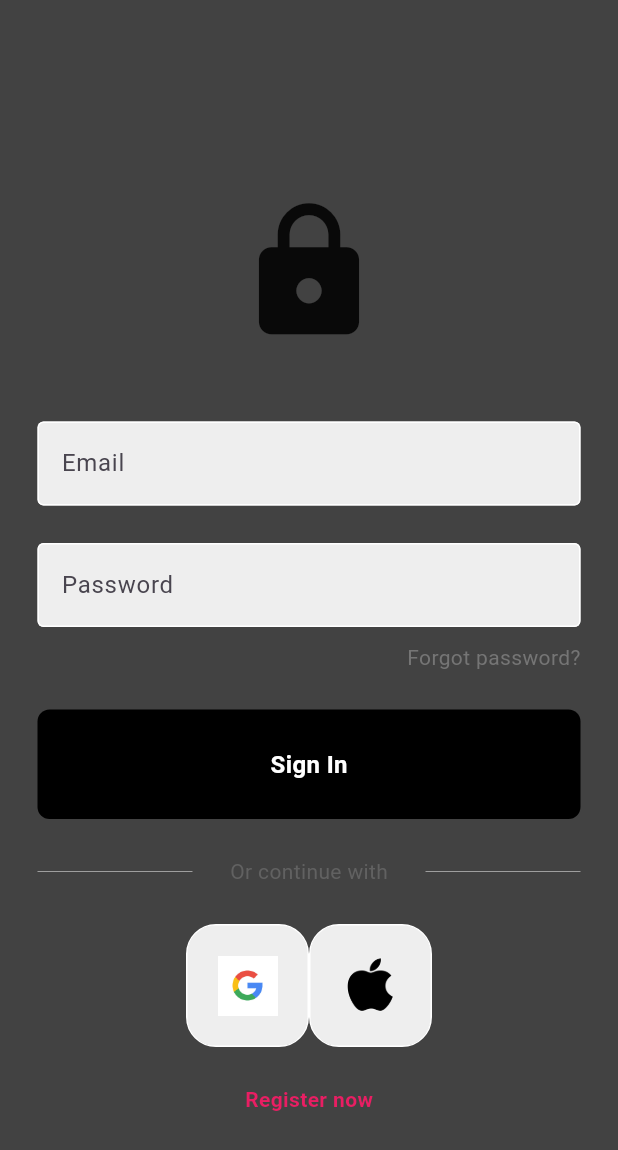
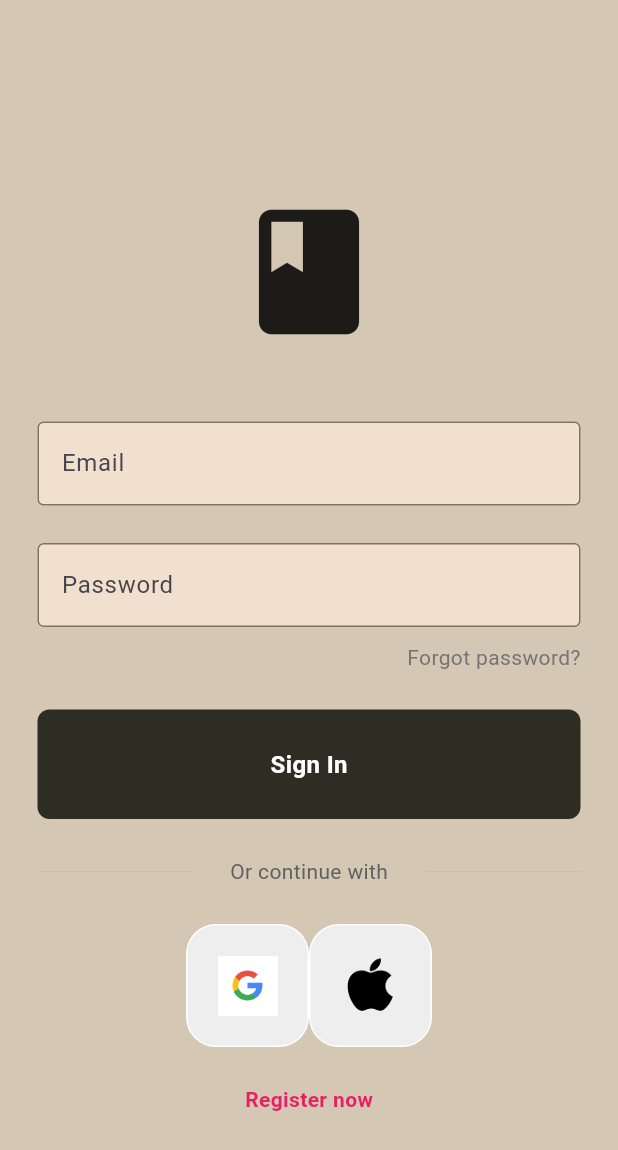
Before and after one commit to oosinis/book-shelf, a Flutter app: the screen it shows after launch, on a phone screen of 412 x 824 dp. Shown: the top 1150 px of the screen. Run offline on Flutter 3.47's test engine with Material 3 defaults, Android fonts, the phone set to English and light mode, and no system bars; our stand-ins replace cloud_firestore, firebase_auth, firebase_core, google_fonts, google_nav_bar, google_sign_in and 1 more; accounts and stored records are empty.

Commit message:
update setup

```diff
--- a/lib/components/custom_text.dart
+++ b/lib/components/custom_text.dart
@@ -1,3 +1,4 @@
+import 'package:book_shelf/theme.dart';
 import 'package:flutter/material.dart';
 
 class CustomText extends StatelessWidget {
@@ -16,12 +17,12 @@ class CustomText extends StatelessWidget {
         obscureText: obscureText,
         decoration: InputDecoration(
           enabledBorder: const OutlineInputBorder(
-            borderSide: BorderSide(color: Colors.white),
+            borderSide: BorderSide(color: CustomTheme.color5),
           ),
           focusedBorder: OutlineInputBorder(
-            borderSide: BorderSide(color: Colors.grey.shade400),
+            borderSide: BorderSide(color: CustomTheme.color2),
           ),
-          fillColor: Colors.grey.shade200,
+          fillColor: CustomTheme.color6,
           filled: true,
           hintText: hindText,
         ),
--- a/lib/components/my_button.dart
+++ b/lib/components/my_button.dart
@@ -1,3 +1,4 @@
+import 'package:book_shelf/theme.dart';
 import 'package:flutter/material.dart';
 
 class MyButton extends StatelessWidget {
@@ -14,7 +15,7 @@ class MyButton extends StatelessWidget {
         padding: const EdgeInsets.all(25),
         margin: const EdgeInsets.symmetric(horizontal: 25),
         decoration: BoxDecoration(
-          color: Colors.black,
+          color: CustomTheme.color2,
           borderRadius: BorderRadius.circular(8),
         ),
         child: Center(
--- a/lib/components/tile_comp.dart
+++ b/lib/components/tile_comp.dart
@@ -18,10 +18,6 @@ class TileComp extends StatelessWidget {
       child: Column(
         crossAxisAlignment: CrossAxisAlignment.start,
         children: [
-          Image.asset(
-            tile.imagePath,
-            height: 140,
-          ),
           Text(
             tile.title,
             style:
--- a/lib/main.dart
+++ b/lib/main.dart
@@ -1,6 +1,5 @@
 import 'package:firebase_core/firebase_core.dart';
 import 'package:flutter/material.dart';
-
 import 'firebase_options.dart';
 import 'pages/auth/auth_page.dart';
 
--- a/lib/models/book.dart
+++ b/lib/models/book.dart
@@ -13,7 +13,7 @@ class Book {
     return Book(
       name: data['name'],
       author: data['author'],
-      description: data['color']
+      description: data['description']
     );
   }
 }
--- a/lib/models/tile.dart
+++ b/lib/models/tile.dart
@@ -1,11 +1,9 @@
 class Tile {
   String title;
   String description;
-  String imagePath;
 
   Tile({
     required this.title,
     required this.description,
-    required this.imagePath,
   });
 }
--- a/lib/pages/auth/login_page.dart
+++ b/lib/pages/auth/login_page.dart
@@ -1,3 +1,4 @@
+import 'package:book_shelf/theme.dart';
 import 'package:firebase_auth/firebase_auth.dart';
 import 'package:flutter/material.dart';
 
@@ -62,17 +63,17 @@ class _LoginPageState extends State<LoginPage> {
   @override
   Widget build(BuildContext context) {
     return Scaffold(
-      backgroundColor: Colors.grey[800],
+      backgroundColor: CustomTheme.color1,
       body: SafeArea(
         child: Center(
           child: SingleChildScrollView(
             child: Column(
-              //mainAxisAlignment: MainAxisAlignment.center,
+              mainAxisAlignment: MainAxisAlignment.center,
               children: [
                 const SizedBox(height: 50),
                 // icon
                 const Icon(
-                  Icons.lock,
+                  Icons.book,
                   size: 100,
                 ),
                 const SizedBox(height: 50),
--- a/lib/services/firestore.dart
+++ b/lib/services/firestore.dart
@@ -4,14 +4,14 @@ import '../models/book.dart';
 
 class FirestoreService {
   final CollectionReference books =
-      FirebaseFirestore.instance.collection('games');
+      FirebaseFirestore.instance.collection('books');
 
   Future<List<Book>> fetchBooks() async {
     try {
       QuerySnapshot querySnapshot = await books.get();
       return querySnapshot.docs.map((doc) => Book.fromFirestore(doc)).toList();
     } catch (error){
-      print('Error fetching games: $error');
+      print('Error fetching books: $error');
       throw error;
     }
   }
--- /dev/null
+++ b/lib/theme.dart
@@ -0,0 +1,10 @@
+import 'package:flutter/material.dart';
+
+class CustomTheme {
+  static const Color color1 =  Color(0xFFD4C7B4);
+  static const Color color2 =  Color(0xFF2D2D23);
+  static const Color color3 =  Color(0xFF854628);
+  static const Color color4 =  Color(0xFFB48954);
+  static const Color color5 =  Color(0xFF7C7458);
+  static const Color color6 =  Color(0xFFF2E0CF);
+}
--- a/pubspec.yaml
+++ b/pubspec.yaml
@@ -11,7 +11,7 @@ dependencies:
     sdk: flutter
   google_nav_bar: ^5.0.6
   google_fonts:
-  firebase_core: ^2.17.0
+  firebase_core: ^2.23.0
   cloud_firestore: ^4.9.3
   firebase_auth: ^4.12.1
   google_sign_in: ^6.1.6
```
Also changed, not shown: lib/components/main_nav_bar.dart (+6 -4 lines), lib/pages/home_page.dart (+6 -8 lines), lib/pages/main_page.dart (+5 -4 lines), lib/pages/swipe_book_page.dart (renamed from lib/pages/swipe_game_page.dart, +4 -3 lines), lib/firebase_options.dart, pubspec.lock, 3 other files.
